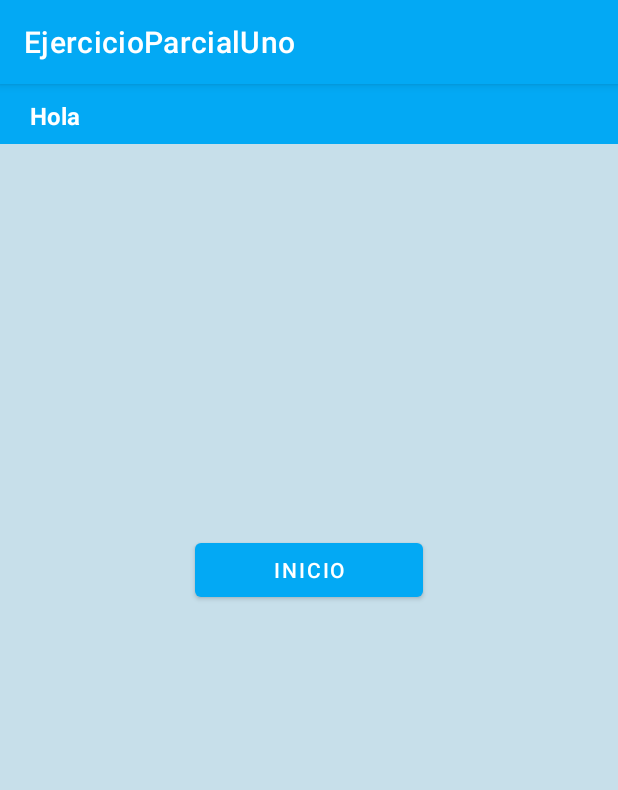
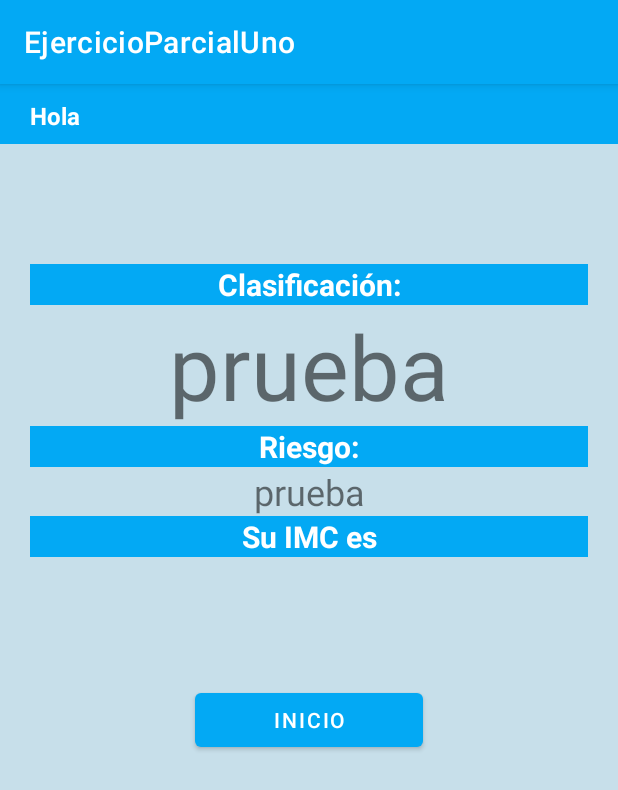
Before and after one commit to AngelaEspinosa2021/EjercicioParcialMoviles, an Android app: the ResultadoImcActivity screen opened directly, with no data from a screen before it, on a phone screen of 412 x 824 dp. Shown: the top 790 px of the screen. Run offline under Robolectric (Android 15) with nearby library versions, the phone set to English and light mode, and no system bars.

Commit message:
se crean los campos donde se mostrará la categoria del usuario, el riesgo y su IMC, con los estilos correspondientes.

```diff
--- a/EjercicioParcialUno/app/src/main/res/layout/activity_resultado_imc.xml
+++ b/EjercicioParcialUno/app/src/main/res/layout/activity_resultado_imc.xml
@@ -46,7 +46,93 @@
         android:layout_width="match_parent"
         android:layout_height="wrap_content"
         android:layout_marginStart="20dp"
-        android:layout_marginTop="300dp"
+        android:layout_marginTop="120dp"
+        android:layout_marginEnd="20dp"
+        android:orientation="vertical"
+        app:layout_constraintEnd_toEndOf="parent"
+        app:layout_constraintStart_toStartOf="parent"
+        app:layout_constraintTop_toTopOf="parent">
+
+        <LinearLayout
+            android:layout_width="match_parent"
+            android:layout_height="match_parent"
+            android:orientation="vertical">
+
+            <TextView
+                android:id="@+id/nivelClasificacion"
+                android:layout_width="match_parent"
+                android:layout_height="wrap_content"
+                android:layout_weight="1"
+                android:background="#03A9F4"
+                android:text="Clasificación:"
+                android:textAlignment="center"
+                android:textColor="@color/white"
+                android:textSize="20sp"
+                android:textStyle="bold" />
+
+            <TextView
+                android:id="@+id/rango"
+                android:layout_width="match_parent"
+                android:layout_height="wrap_content"
+                android:layout_weight="1"
+                android:text="prueba"
+                android:textAlignment="center"
+                android:textSize="60sp" />
+        </LinearLayout>
+
+        <LinearLayout
+            android:layout_width="match_parent"
+            android:layout_height="match_parent"
+            android:orientation="vertical">
+
+            <TextView
+                android:id="@+id/nivelRiesgo"
+                android:layout_width="match_parent"
+                android:layout_height="wrap_content"
+                android:layout_weight="1"
+                android:background="#03A9F4"
+                android:text="Riesgo:"
+                android:textAlignment="center"
+                android:textColor="@color/white"
+                android:textSize="20sp"
+                android:textStyle="bold" />
+
+            <TextView
+                android:id="@+id/riesgo"
+                android:layout_width="match_parent"
+                android:layout_height="wrap_content"
+                android:layout_weight="1"
+                android:text="prueba"
+                android:textAlignment="center"
+                android:textSize="24sp" />
+        </LinearLayout>
+
+        <TextView
+            android:id="@+id/resultado"
+            android:layout_width="match_parent"
+            android:layout_height="wrap_content"
+            android:background="#03A9F4"
+            android:text="Su IMC es"
+            android:textAlignment="center"
+            android:textColor="@color/white"
+            android:textSize="20sp"
+            android:textStyle="bold" />
+
+        <TextView
+            android:id="@+id/imcUsuario"
+            android:layout_width="match_parent"
+            android:layout_height="wrap_content"
+            android:textAlignment="center"
+            android:textSize="24sp"
+            android:textStyle="bold" />
+
+    </LinearLayout>
+
+    <LinearLayout
+        android:layout_width="match_parent"
+        android:layout_height="wrap_content"
+        android:layout_marginStart="20dp"
+        android:layout_marginTop="400dp"
         android:layout_marginEnd="20dp"
         android:orientation="vertical"
         app:layout_constraintEnd_toEndOf="parent"
@@ -61,4 +147,5 @@
             android:layout_marginRight="110dp"
             android:text="Inicio" />
     </LinearLayout>
+
 </androidx.constraintlayout.widget.ConstraintLayout>
```
